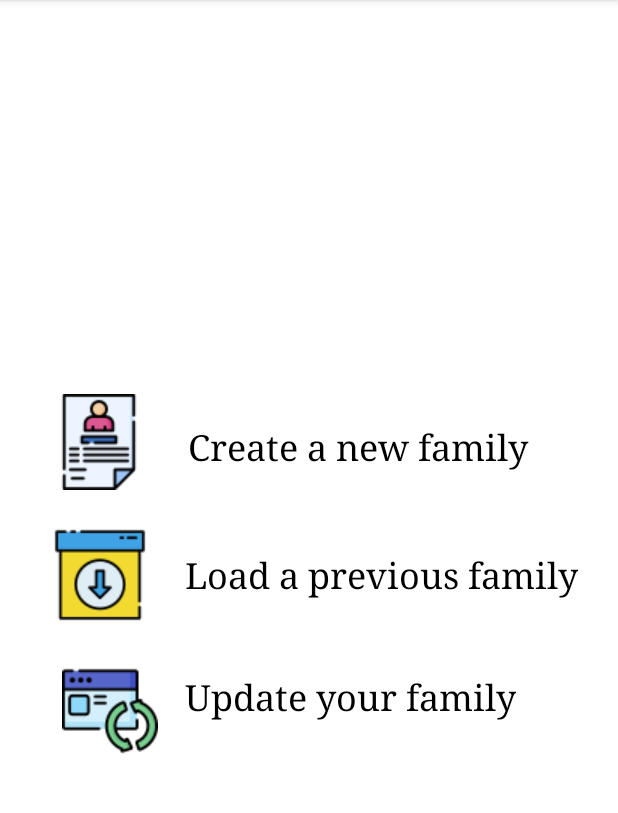
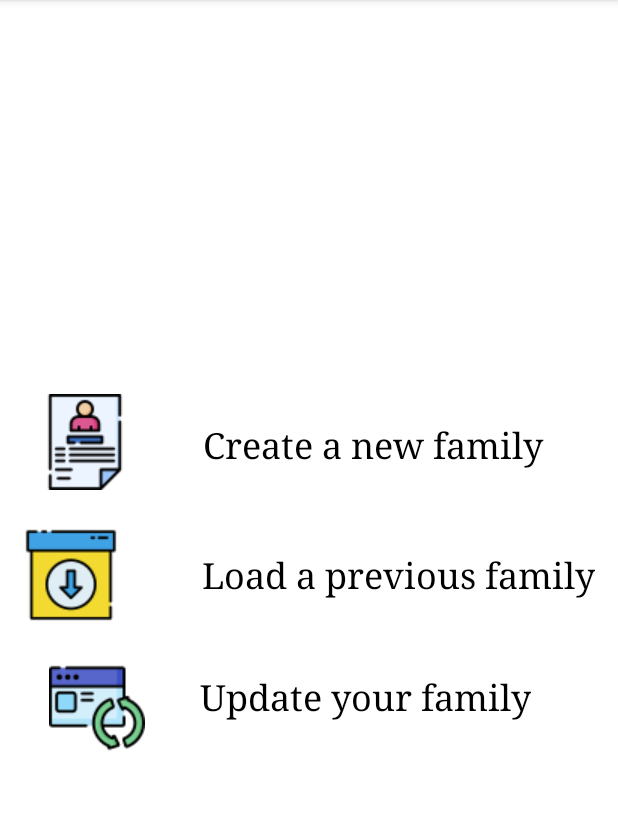
Before and after one commit to Harini-Arunprakash/FamilyTree, an Android app: the screen it shows after launch (MainActivity), after a tap on an icon or button, on a phone screen of 412 x 824 dp, the part 84-897 px from its top. Run offline under Robolectric (Android 15) with nearby library versions, the phone set to English and light mode, and no system bars.

Commit message:
Fixed onCreate Crash

```diff
--- a/app/src/main/java/com/example/familytree/MainActivity.java
+++ b/app/src/main/java/com/example/familytree/MainActivity.java
@@ -9,9 +9,9 @@ import android.widget.ImageButton;
 
 public class MainActivity extends AppCompatActivity {
 
-    ImageButton create_button = (ImageButton) findViewById(R.id.create_button);
-    ImageButton update_button = (ImageButton) findViewById(R.id.update_button);
-    ImageButton load_button = (ImageButton) findViewById(R.id.load_button);
+    ImageButton create_button;
+    ImageButton update_button;
+    ImageButton load_button;
 
     public void createButtonClicked(View v) {
         Intent createClicked = new Intent(MainActivity.this, CreateFamily.class);
@@ -30,5 +30,9 @@ public class MainActivity extends AppCompatActivity {
     protected void onCreate(Bundle savedInstanceState) {
         super.onCreate(savedInstanceState);
         setContentView(R.layout.activity_main);
+
+        create_button = (ImageButton) findViewById(R.id.create_button);
+        update_button = (ImageButton) findViewById(R.id.update_button);
+        load_button = (ImageButton) findViewById(R.id.load_button);
     }
 }
--- a/app/src/main/res/layout/activity_main.xml
+++ b/app/src/main/res/layout/activity_main.xml
@@ -17,7 +17,7 @@
         android:textSize="24sp"
         app:layout_constraintBottom_toBottomOf="parent"
         app:layout_constraintEnd_toEndOf="parent"
-        app:layout_constraintHorizontal_bias="0.824"
+        app:layout_constraintHorizontal_bias="0.898"
         app:layout_constraintStart_toStartOf="parent"
         app:layout_constraintTop_toTopOf="parent"
         app:layout_constraintVertical_bias="0.499" />
@@ -30,7 +30,7 @@
         android:onClick="createButtonClicked"
         app:layout_constraintBottom_toBottomOf="parent"
         app:layout_constraintEnd_toEndOf="parent"
-        app:layout_constraintHorizontal_bias="0.097"
+        app:layout_constraintHorizontal_bias="0.071"
         app:layout_constraintStart_toStartOf="parent"
         app:layout_constraintTop_toTopOf="parent"
         app:layout_constraintVertical_bias="0.37"
@@ -43,7 +43,7 @@
         android:background="@android:color/background_light"
         app:layout_constraintBottom_toBottomOf="parent"
         app:layout_constraintEnd_toEndOf="parent"
-        app:layout_constraintHorizontal_bias="0.078"
+        app:layout_constraintHorizontal_bias="0.021"
         app:layout_constraintStart_toStartOf="parent"
         app:layout_constraintTop_toTopOf="parent"
         app:layout_constraintVertical_bias="0.499"
@@ -56,10 +56,10 @@
         android:background="#ffffff"
         app:layout_constraintBottom_toBottomOf="parent"
         app:layout_constraintEnd_toEndOf="parent"
-        app:layout_constraintHorizontal_bias="0.079"
+        app:layout_constraintHorizontal_bias="0.05"
         app:layout_constraintStart_toStartOf="parent"
         app:layout_constraintTop_toTopOf="parent"
-        app:layout_constraintVertical_bias="0.627"
+        app:layout_constraintVertical_bias="0.624"
         app:srcCompat="@drawable/update" />
 
     <TextView
@@ -72,10 +72,10 @@
         android:textSize="24sp"
         app:layout_constraintBottom_toBottomOf="parent"
         app:layout_constraintEnd_toEndOf="parent"
-        app:layout_constraintHorizontal_bias="0.698"
+        app:layout_constraintHorizontal_bias="0.755"
         app:layout_constraintStart_toStartOf="parent"
         app:layout_constraintTop_toTopOf="parent"
-        app:layout_constraintVertical_bias="0.383" />
+        app:layout_constraintVertical_bias="0.381" />
 
     <TextView
         android:id="@+id/textView3"
@@ -87,7 +87,7 @@
         android:textSize="24sp"
         app:layout_constraintBottom_toBottomOf="parent"
         app:layout_constraintEnd_toEndOf="parent"
-        app:layout_constraintHorizontal_bias="0.645"
+        app:layout_constraintHorizontal_bias="0.698"
         app:layout_constraintStart_toStartOf="parent"
         app:layout_constraintTop_toTopOf="parent"
         app:layout_constraintVertical_bias="0.609" />
```
Also changed, not shown: 1 other file.
